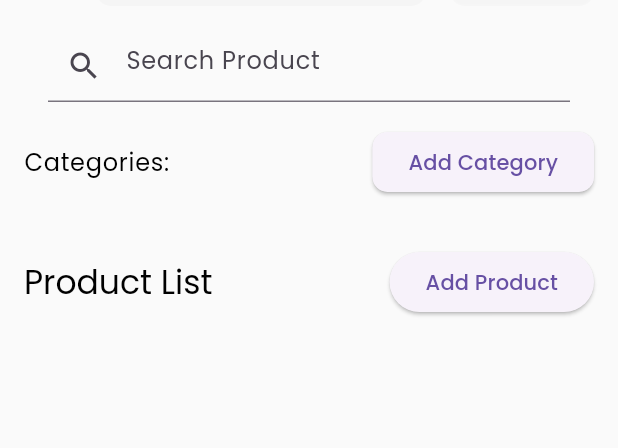
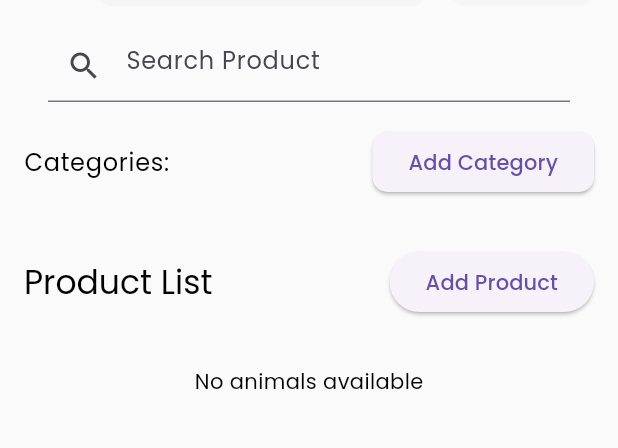
Before and after one commit to khuram2025/cfarm_flutter, a Flutter app: the screen it shows after launch, in the side drawer, after a tap on "Products", on a phone screen of 412 x 824 dp, the part 102-550 px from its top. Run offline on Flutter 3.47's test engine with Material 3 defaults, Android fonts, the phone set to English and light mode, and no system bars; our stand-ins replace fl_chart, flutter_svg, get, google_fonts, shared_preferences; accounts and stored records are empty; network calls fail.

Commit message:
Animal List working with functiona view api

```diff
--- a/lib/api/apiService.dart
+++ b/lib/api/apiService.dart
@@ -28,7 +28,7 @@ class ApiService {
   }
 
 
-  Future<AnimalResponse> fetchAnimals(int page) async {
+  Future<List<Animal>> fetchAnimals(int page) async {
     SharedPreferences prefs = await SharedPreferences.getInstance();
     String? token = prefs.getString('auth_token');
 
@@ -41,36 +41,10 @@ class ApiService {
     );
 
     if (response.statusCode == 200) {
-      var data = json.decode(response.body) as Map<String, dynamic>;
-      List<dynamic> animalsJson = data['animals'];
-      List<Animal> animals = animalsJson.map((json) => Animal.fromJson(json)).toList();
-      Map<String, String> animalTypes = Map<String, String>.from(data['animal_types']);
-
-      return AnimalResponse(animals: animals, animalTypes: animalTypes);
-    } else {
-      print('Failed to load animals with status code: ${response.statusCode}');
-      throw Exception('Failed to load animals with status code: ${response.statusCode}');
-    }
-  }
-
-  Future<AnimalResponse> fetchAnimalsByType(String type) async {
-    SharedPreferences prefs = await SharedPreferences.getInstance();
-    String? token = prefs.getString('auth_token');
-    final response = await http.get(
-      Uri.parse('$baseUrl/dairy/api/animals/?type=$type'), // Adjust API endpoint as needed
-      headers: {
-        "Content-Type": "application/json",
-        "Authorization": "Token $token",
-      },
-    );
-
-    if (response.statusCode == 200) {
-      var data = json.decode(response.body) as Map<String, dynamic>;
-      List<dynamic> animalsJson = data['animals'];
-      List<Animal> animals = animalsJson.map((json) => Animal.fromJson(json)).toList();
-      Map<String, String> animalTypes = Map<String, String>.from(data['animal_types']);
-
-      return AnimalResponse(animals: animals, animalTypes: animalTypes);
+      // Directly decode the response body as a list
+      List<dynamic> animalsJson = json.decode(response.body) as List;
+      // Map each item in the list to an Animal object
+      return animalsJson.map((json) => Animal.fromJson(json)).toList();
     } else {
       print('Failed to load animals with status code: ${response.statusCode}');
       throw Exception('Failed to load animals with status code: ${response.statusCode}');
@@ -78,4 +52,7 @@ class ApiService {
   }
 
 
+
+
+
 }
--- a/lib/screens/dashboard/components/storage_info_card.dart
+++ b/lib/screens/dashboard/components/storage_info_card.dart
@@ -49,7 +49,7 @@ class StorageInfoCard extends StatelessWidget {
                     style: Theme.of(context)
                         .textTheme
                         .bodySmall!
-                        .copyWith(color: Colors.white70),
+                        .copyWith(color: Colors.blueAccent),
                   ),
                 ],
               ),
--- a/lib/screens/inventory/animal_list.dart
+++ b/lib/screens/inventory/animal_list.dart
@@ -12,58 +12,36 @@ import '../../api/models.dart';
 
 
 class AnimalListScreen extends StatefulWidget {
+  AnimalListScreen({super.key});
+
   @override
   State<AnimalListScreen> createState() => _AnimalListScreenState();
 }
 class _AnimalListScreenState extends State<AnimalListScreen> {
   final GlobalKey<ScaffoldState> _scaffoldKey = GlobalKey<ScaffoldState>();
-  final List<String> animalTypes = ['Milking', 'Preg Milking', 'Dry', 'Breeder', 'Other'];
 
   late ApiService apiService;
-  late List<Animal> animals;
-  late Map<String, String> animalTypesMap;
+  List<Animal> animals = [];
+
+
   bool isLoading = false;
 
 
   @override
   void initState() {
     super.initState();
-    apiService = ApiService();
-    animalTypesMap = {}; // Initialize the map
-    _loadAnimals();
+    apiService = ApiService(); // Instantiate ApiService
+    _loadAnimals(); // Call _loadAnimals which uses ApiService
   }
 
-  _loadAnimals() async {
+  void _loadAnimals() async {
     setState(() {
       isLoading = true;
     });
     try {
-      AnimalResponse response = await apiService.fetchAnimals(1);
+      List<Animal> fetchedAnimals = await apiService.fetchAnimals(1);
       setState(() {
-        animals = response.animals;
-        animalTypesMap = response.animalTypes;
-      });
-    } catch (e) {
-      print("Error fetching animals: $e");
-    } finally {
-      setState(() {
-        isLoading = false;
-      });
-    }
-  }
-
-  void _fetchAnimalsByType(String type) async {
-    print('Fetching animals of type: $type'); // Check if this gets printed when you click a type box
-
-    setState(() {
-      isLoading = true;
-    });
-    try {
-      AnimalResponse response = await apiService.fetchAnimalsByType(type);
-      print('Animals fetched: ${response.animals}'); // Check the fetched data
-
-      setState(() {
-        animals = response.animals;
+        animals = fetchedAnimals;
       });
     } catch (e) {
       print("Error fetching animals: $e");
@@ -75,9 +53,10 @@ class _AnimalListScreenState extends State<AnimalListScreen> {
   }
 
 
+
   Widget _buildAnimalTypeBox(String type) {
     return GestureDetector(
-      onTap: () => _fetchAnimalsByType(type),
+
       child: Container(
         margin: EdgeInsets.symmetric(horizontal: 4.0),
         padding: EdgeInsets.symmetric(horizontal: 8.0, vertical: 6.0),
@@ -166,7 +145,8 @@ class _AnimalListScreenState extends State<AnimalListScreen> {
                             scrollDirection: Axis.horizontal,
                             padding: EdgeInsets.symmetric(horizontal: defaultPadding),
                             child: Row(
-                              children: animalTypesMap.keys.map((key) => _buildAnimalTypeBox(animalTypesMap[key] ?? key)).toList(),
+                              children: animals.map((animal) => _buildAnimalInfoBox(animal)).toList(),
+
                             ),
                           ),
                         ),
@@ -208,7 +188,7 @@ class _AnimalListScreenState extends State<AnimalListScreen> {
                     SizedBox(height: defaultPadding),
 
                     SizedBox(height: defaultPadding),
-                    AnimalListView(), // Correctly placed within a Column
+                    AnimalListView(animals: animals), // Correctly placed within a Column
                   ],
                 ),
               ),
@@ -227,10 +207,29 @@ class _AnimalListScreenState extends State<AnimalListScreen> {
       ),
     );
   }
+  Widget _buildAnimalInfoBox(Animal animal) {
+    return Container(
+      margin: EdgeInsets.symmetric(horizontal: 4.0),
+      padding: EdgeInsets.symmetric(horizontal: 8.0, vertical: 6.0),
+      decoration: BoxDecoration(
+        border: Border.all(color: Colors.green),
+        borderRadius: BorderRadius.circular(10.0),
+      ),
+      child: Text(
+        animal.tag, // Example, showing the animal's tag
+        style: TextStyle(color: Colors.green),
+      ),
+    );
+  }
+
 
 }
 
 class AnimalListView extends StatefulWidget {
+  final List<Animal> animals;
+
+  AnimalListView({Key? key, required this.animals}) : super(key: key);
+
   @override
   _AnimalListViewState createState() => _AnimalListViewState();
 }
@@ -246,15 +245,14 @@ class _AnimalListViewState extends State<AnimalListView> {
     _loadAnimals();
   }
 
-  _loadAnimals() async {
+  void _loadAnimals() async {
     setState(() {
       isLoading = true;
     });
     try {
-      AnimalResponse response = await apiService.fetchAnimals(1);
+      List<Animal> fetchedAnimals = await apiService.fetchAnimals(1);
       setState(() {
-        animals = response.animals;
-
+        animals = fetchedAnimals;
       });
     } catch (e) {
       print("Error fetching animals: $e");
@@ -268,7 +266,9 @@ class _AnimalListViewState extends State<AnimalListView> {
 
   @override
   Widget build(BuildContext context) {
-    return ListView.builder(
+    return animals.isEmpty
+        ? Text("No animals available")
+        : ListView.builder(
       shrinkWrap: true,
       physics: NeverScrollableScrollPhysics(),
       itemCount: animals.length,
```
Also changed, not shown: lib/api/models.dart (+10 -14 lines).
